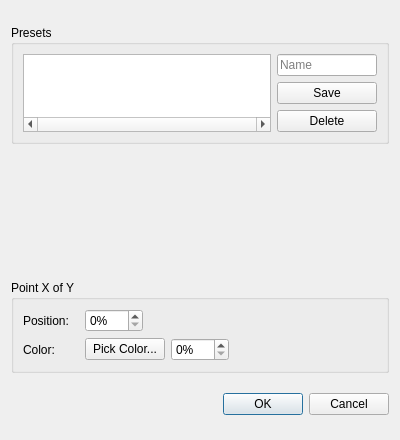
Qt form src/ckb/gradientdialog.ui (ckb-next/ckb-next) before a commit.
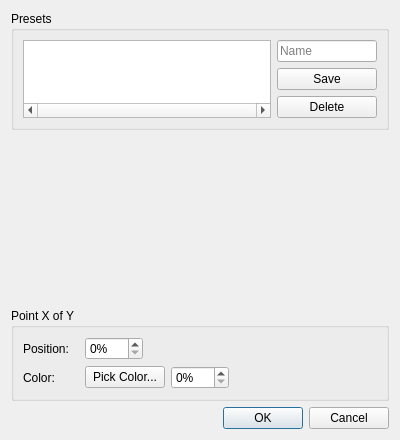
The same form after that commit. Custom widgets are drawn as their Qt base class.

Patch:
```diff
--- a/src/ckb/gradientdialog.ui
+++ b/src/ckb/gradientdialog.ui
@@ -37,6 +37,12 @@
      <property name="sizeType">
       <enum>QSizePolicy::Expanding</enum>
      </property>
+     <property name="sizeHint" stdset="0">
+      <size>
+       <width>0</width>
+       <height>0</height>
+      </size>
+     </property>
     </spacer>
    </item>
    <item row="3" column="0">
```
Left out of the diff: 9 changed lines with no effect on the pictures.
